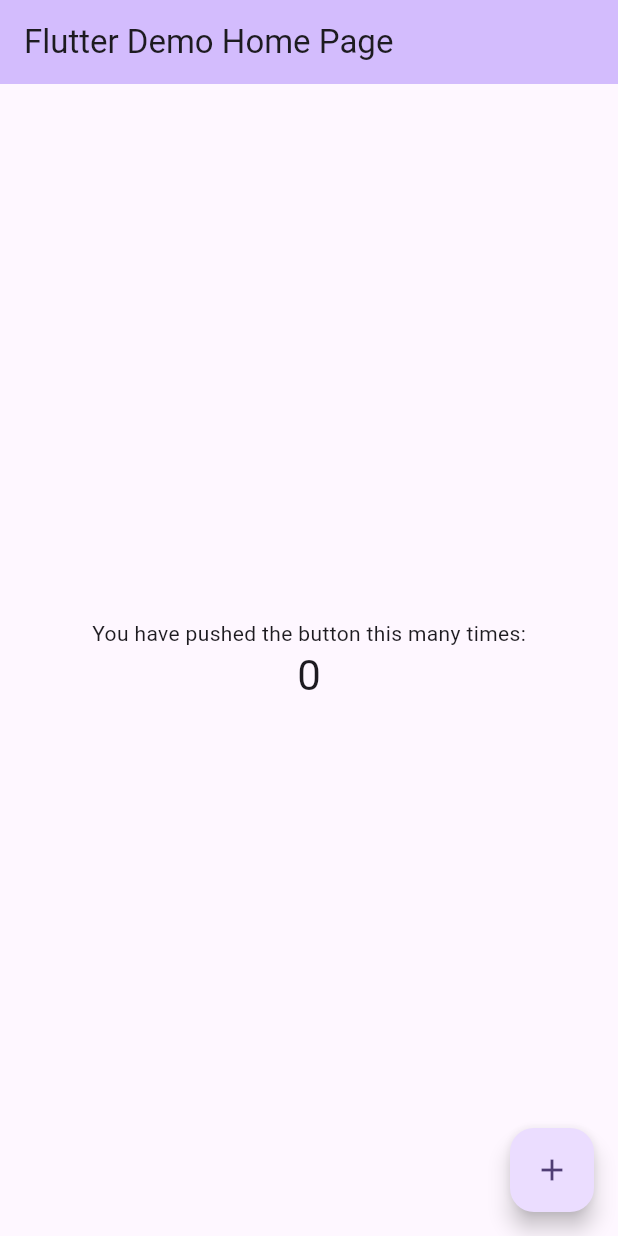
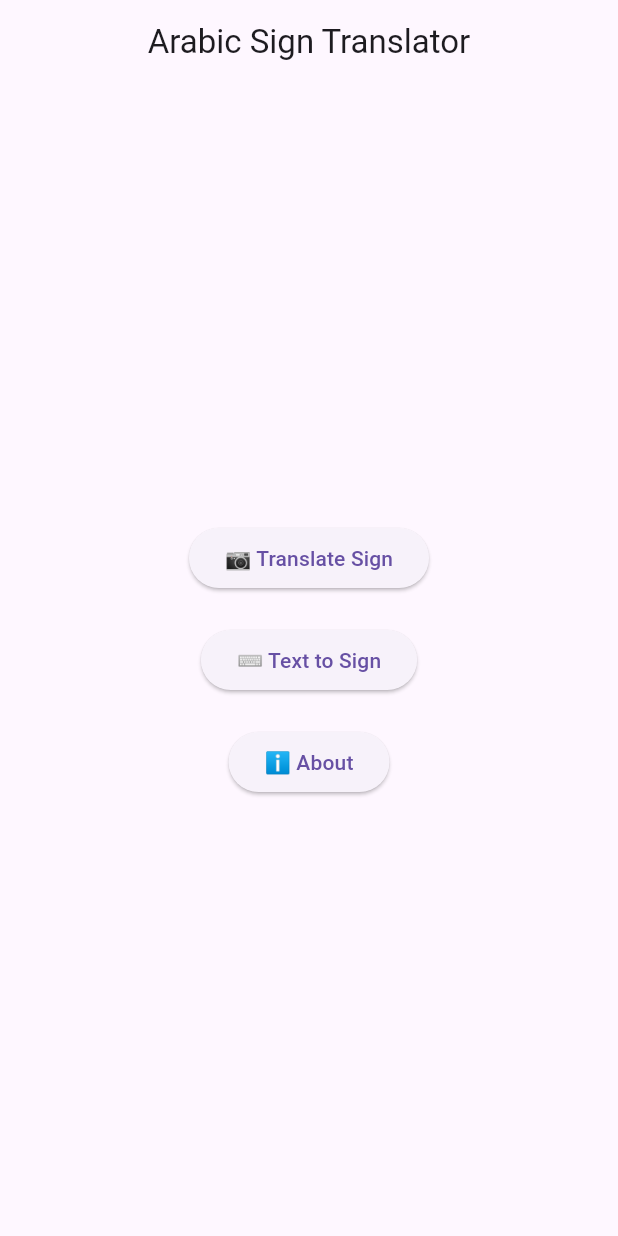
Before and after one commit to Z4hra25/arabic-sign-translator, a Flutter app: the screen it shows after launch, on a phone screen of 412 x 824 dp. Run offline on Flutter 3.47's test engine with Material 3 defaults, Android fonts, the phone set to English and light mode, and no system bars.

Commit message:
Create home screen UI

```diff
--- a/lib/main.dart
+++ b/lib/main.dart
@@ -1,122 +1,19 @@
 import 'package:flutter/material.dart';
+import 'screens/home_screen.dart';
 
 void main() {
-  runApp(const MyApp());
+  runApp(const ArabicSignTranslatorApp());
 }
 
-class MyApp extends StatelessWidget {
-  const MyApp({super.key});
+class ArabicSignTranslatorApp extends StatelessWidget {
+  const ArabicSignTranslatorApp({super.key});
 
-  // This widget is the root of your application.
   @override
   Widget build(BuildContext context) {
     return MaterialApp(
-      title: 'Flutter Demo',
-      theme: ThemeData(
-        // This is the theme of your application.
-        //
-        // TRY THIS: Try running your application with "flutter run". You'll see
-        // the application has a purple toolbar. Then, without quitting the app,
-        // try changing the seedColor in the colorScheme below to Colors.green
-        // and then invoke "hot reload" (save your changes or press the "hot
-        // reload" button in a Flutter-supported IDE, or press "r" if you used
-        // the command line to start the app).
-        //
-        // Notice that the counter didn't reset back to zero; the application
-        // state is not lost during the reload. To reset the state, use hot
-        // restart instead.
-        //
-        // This works for code too, not just values: Most code changes can be
-        // tested with just a hot reload.
-        colorScheme: ColorScheme.fromSeed(seedColor: Colors.deepPurple),
-      ),
-      home: const MyHomePage(title: 'Flutter Demo Home Page'),
+      debugShowCheckedModeBanner: false,
+      title: 'Arabic Sign Translator',
+      home: const HomeScreen(),
     );
   }
 }
-
-class MyHomePage extends StatefulWidget {
-  const MyHomePage({super.key, required this.title});
-
-  // This widget is the home page of your application. It is stateful, meaning
-  // that it has a State object (defined below) that contains fields that affect
-  // how it looks.
-
-  // This class is the configuration for the state. It holds the values (in this
-  // case the title) provided by the parent (in this case the App widget) and
-  // used by the build method of the State. Fields in a Widget subclass are
-  // always marked "final".
-
-  final String title;
-
-  @override
-  State<MyHomePage> createState() => _MyHomePageState();
-}
-
-class _MyHomePageState extends State<MyHomePage> {
-  int _counter = 0;
-
-  void _incrementCounter() {
-    setState(() {
-      // This call to setState tells the Flutter framework that something has
-      // changed in this State, which causes it to rerun the build method below
-      // so that the display can reflect the updated values. If we changed
-      // _counter without calling setState(), then the build method would not be
-      // called again, and so nothing would appear to happen.
-      _counter++;
-    });
-  }
-
-  @override
-  Widget build(BuildContext context) {
-    // This method is rerun every time setState is called, for instance as done
-    // by the _incrementCounter method above.
-    //
-    // The Flutter framework has been optimized to make rerunning build methods
-    // fast, so that you can just rebuild anything that needs updating rather
-    // than having to individually change instances of widgets.
-    return Scaffold(
-      appBar: AppBar(
-        // TRY THIS: Try changing the color here to a specific color (to
-        // Colors.amber, perhaps?) and trigger a hot reload to see the AppBar
-        // change color while the other colors stay the same.
-        backgroundColor: Theme.of(context).colorScheme.inversePrimary,
-        // Here we take the value from the MyHomePage object that was created by
-        // the App.build method, and use it to set our appbar title.
-        title: Text(widget.title),
-      ),
-      body: Center(
-        // Center is a layout widget. It takes a single child and positions it
-        // in the middle of the parent.
-        child: Column(
-          // Column is also a layout widget. It takes a list of children and
-          // arranges them vertically. By default, it sizes itself to fit its
-          // children horizontally, and tries to be as tall as its parent.
-          //
-          // Column has various properties to control how it sizes itself and
-          // how it positions its children. Here we use mainAxisAlignment to
-          // center the children vertically; the main axis here is the vertical
-          // axis because Columns are vertical (the cross axis would be
-          // horizontal).
-          //
-          // TRY THIS: Invoke "debug painting" (choose the "Toggle Debug Paint"
-          // action in the IDE, or press "p" in the console), to see the
-          // wireframe for each widget.
-          mainAxisAlignment: MainAxisAlignment.center,
-          children: <Widget>[
-            const Text('You have pushed the button this many times:'),
-            Text(
-              '$_counter',
-              style: Theme.of(context).textTheme.headlineMedium,
-            ),
-          ],
-        ),
-      ),
-      floatingActionButton: FloatingActionButton(
-        onPressed: _incrementCounter,
-        tooltip: 'Increment',
-        child: const Icon(Icons.add),
-      ), // This trailing comma makes auto-formatting nicer for build methods.
-    );
-  }
-}
--- a/lib/screens/home_screen.dart
+++ b/lib/screens/home_screen.dart
@@ -0,0 +1,36 @@
+import 'package:flutter/material.dart';
+
+class HomeScreen extends StatelessWidget {
+  const HomeScreen({super.key});
+
+  @override
+  Widget build(BuildContext context) {
+    return Scaffold(
+      appBar: AppBar(
+        title: const Text("Arabic Sign Translator"),
+        centerTitle: true,
+      ),
+      body: Center(
+        child: Column(
+          mainAxisAlignment: MainAxisAlignment.center,
+          children: [
+            ElevatedButton(
+              onPressed: () {},
+              child: const Text("📷 Translate Sign"),
+            ),
+            const SizedBox(height: 20),
+            ElevatedButton(
+              onPressed: () {},
+              child: const Text("⌨️ Text to Sign"),
+            ),
+            const SizedBox(height: 20),
+            ElevatedButton(
+              onPressed: () {},
+              child: const Text("ℹ About"),
+            ),
+          ],
+        ),
+      ),
+    );
+  }
+}
```
